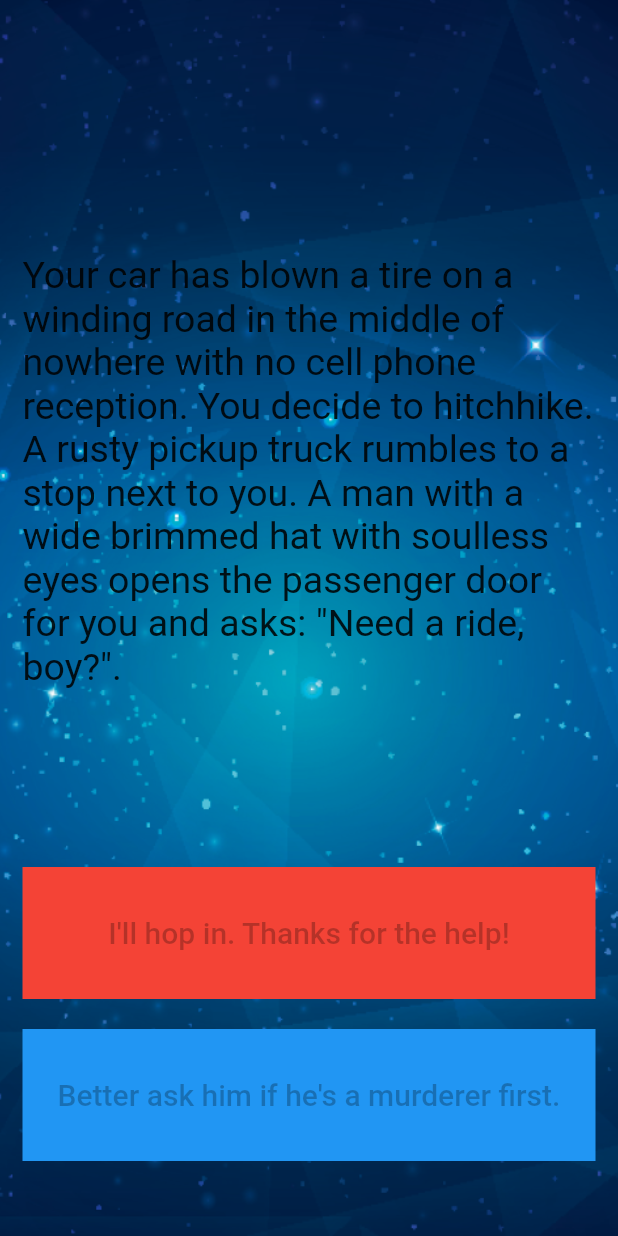
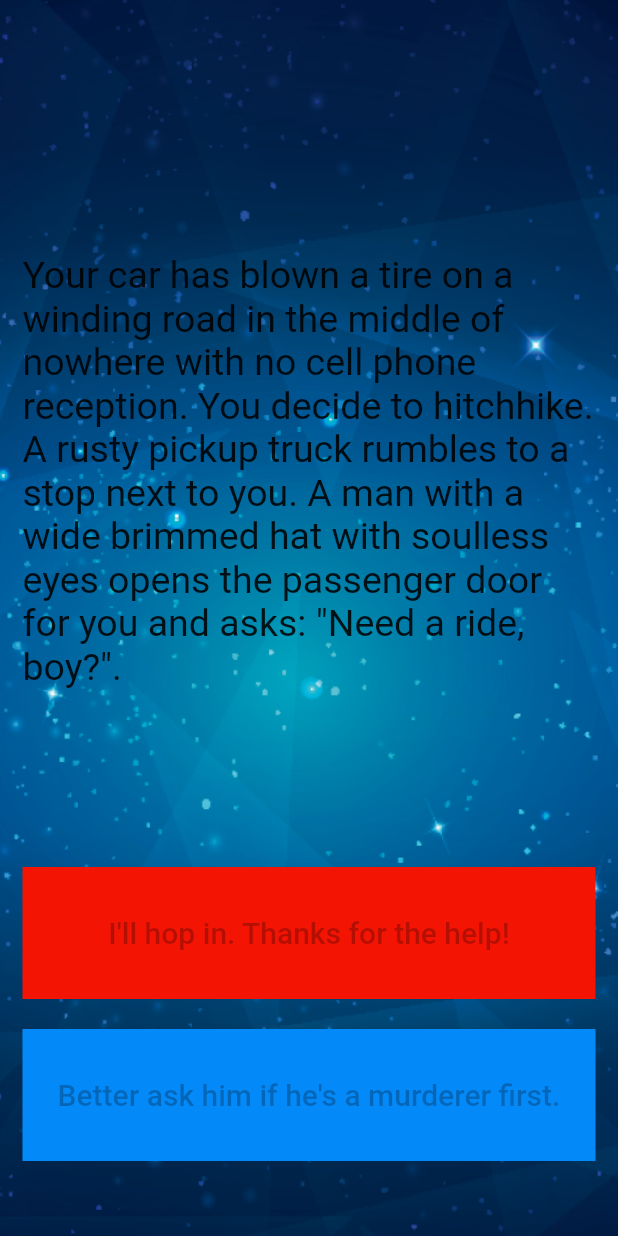
Before and after one commit to HeratUni-CS/destini-parwiz-hub, a Flutter app: the screen it shows after launch, on a phone screen of 412 x 824 dp. Run offline on Flutter 3.47's test engine with Material 2 defaults, Android fonts, the phone set to English and light mode, and no system bars.

Commit message:
final commit

```diff
--- a/lib/main.dart
+++ b/lib/main.dart
@@ -53,7 +53,7 @@ class _StoryPageState extends State<StoryPage> {
                 flex: 2,
                 child: TextButton(
                   style: TextButton.styleFrom(
-                    backgroundColor: Colors.red,
+                    backgroundColor: Color.fromARGB(255, 243, 20, 4),
                     elevation: 0,
                     shape: const RoundedRectangleBorder(
                       borderRadius: BorderRadius.all(Radius.circular(0)),
@@ -82,7 +82,7 @@ class _StoryPageState extends State<StoryPage> {
                   visible: storyBrain.buttonShouldBeVisible(),
                   child: TextButton(
                     style: TextButton.styleFrom(
-                      backgroundColor: Colors.blue,
+                      backgroundColor: Color.fromARGB(255, 4, 138, 248),
                       elevation: 0,
                       shape: const RoundedRectangleBorder(
                         borderRadius: BorderRadius.all(Radius.circular(0)),
```
